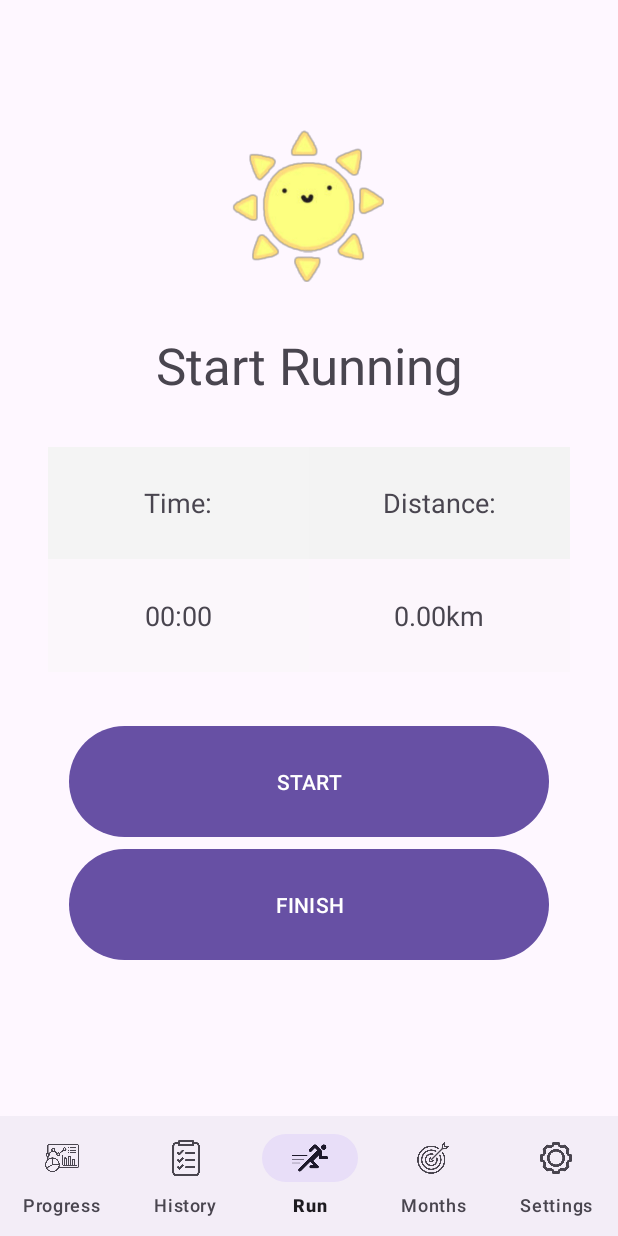
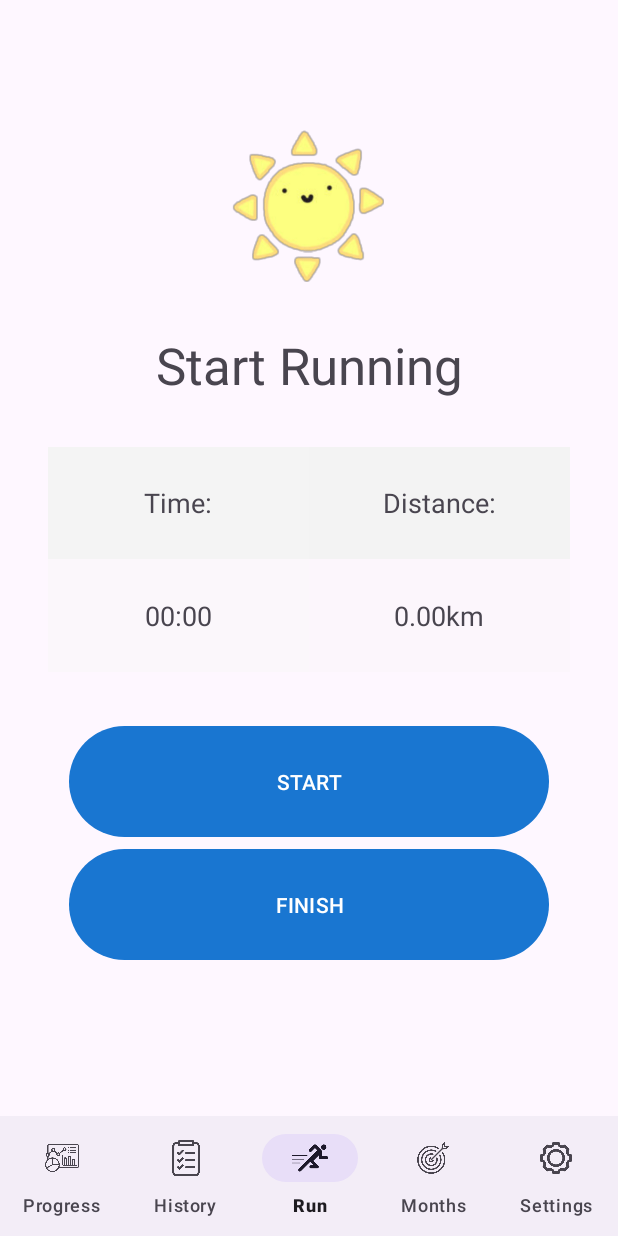
Before and after one commit to manucoana/SunRun, an Android app: the screen it shows after launch (HomeActivity), item 3 of the bottom bar chosen, on a phone screen of 412 x 824 dp. Run offline under Robolectric (Android 15) with nearby library versions, the phone set to English and light mode, and no system bars; Roboto replaces fonts that are not available here.

Commit message:
Update 09/01

```diff
--- a/app/src/main/java/com/example/sunrun/database/create/ConstantsDatabase.java
+++ b/app/src/main/java/com/example/sunrun/database/create/Constants.java
@@ -1,4 +1,4 @@
 package com.example.sunrun.database.create;
 
-public enum ConstantsDatabase {
+public enum Constants {
 }
--- a/app/src/main/res/layout/fr_run_layout.xml
+++ b/app/src/main/res/layout/fr_run_layout.xml
@@ -107,7 +107,6 @@
             android:layout_gravity="center"
             android:layout_marginBottom="@dimen/margin_standard"
             android:text="@string/finish"
-            app:rippleColor="#B65858"
             tools:ignore="VisualLintButtonSize" />
 
     </LinearLayout>
--- a/app/src/main/res/values/colors.xml
+++ b/app/src/main/res/values/colors.xml
@@ -3,6 +3,8 @@
     <color name="black">#FF000000</color>
     <color name="white">#FFFFFFFF</color>
     <color name="progress_background_color">#C0C0C0</color>
-    <color name="progress_color">#00FF00</color>
-    <color name="runner_blue">#000000</color>
+    <color name="progress_color">#4AB4E6</color>
+    <color name="runner_blue">#1976D1</color>
+    <color name="button_start">#4DCFE0</color>
+    <color name="button_finish">#000000</color>
 </resources>
--- /dev/null
+++ b/app/src/main/res/values/styles.xml
@@ -0,0 +1,3 @@
+<?xml version="1.0" encoding="utf-8"?>
+<resources>
+</resources>
--- a/app/src/main/res/values/themes.xml
+++ b/app/src/main/res/values/themes.xml
@@ -1,9 +1,11 @@
 <resources xmlns:tools="http://schemas.android.com/tools">
     <!-- Base application theme. -->
     <style name="Base.Theme.SunRun" parent="Theme.Material3.DayNight.NoActionBar">
-        <!-- Customize your light theme here. -->
-        <!-- <item name="colorPrimary">@color/my_light_primary</item> -->
+        <item name="colorPrimary">@color/runner_blue</item>
+        <item name="colorAccent">@color/black</item>
     </style>
 
-    <style name="Theme.SunRun" parent="Base.Theme.SunRun" />
+    <style name="Theme.SunRun" parent="Base.Theme.SunRun" >
+
+    </style>
 </resources>
```
